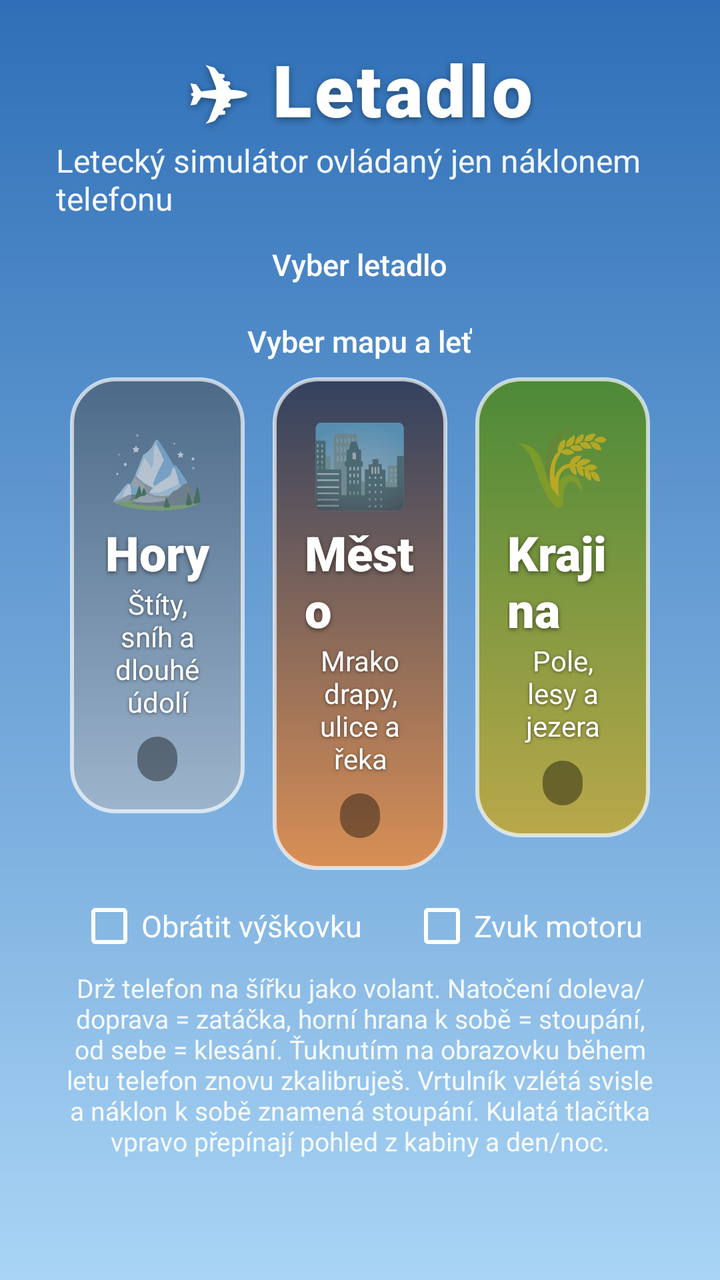
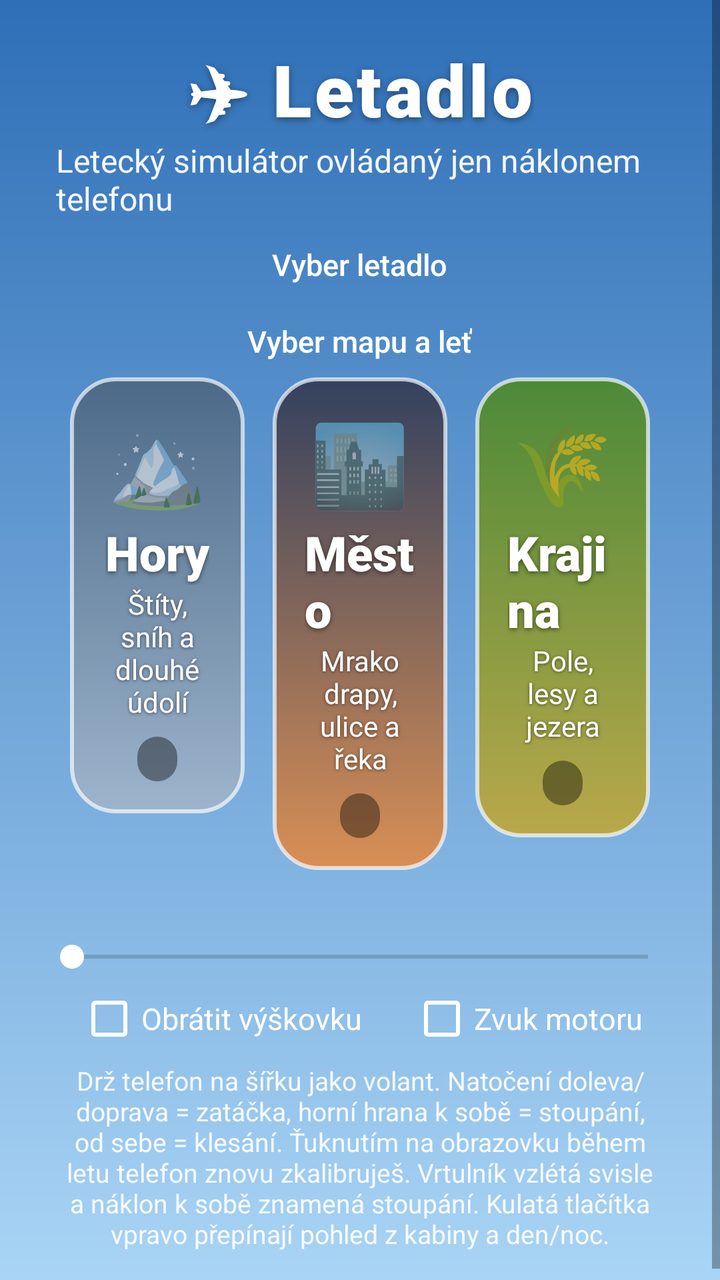

Two renders of the same Android screen: before a commit and after it. Below are the layout's source before the change and the commit's diff.
<!-- AndroidManifest.xml: application theme Theme.Letadlo -->
<!-- res/layout/activity_main.xml -->
<?xml version="1.0" encoding="utf-8"?>
<ScrollView xmlns:android="http://schemas.android.com/apk/res/android"
    android:layout_width="match_parent"
    android:layout_height="match_parent"
    android:background="@drawable/bg_menu"
    android:fillViewport="true">

    <LinearLayout
        android:id="@+id/menuContent"
        android:layout_width="match_parent"
        android:layout_height="wrap_content"
        android:gravity="center_horizontal"
        android:orientation="vertical"
        android:paddingStart="28dp"
        android:paddingTop="20dp"
        android:paddingEnd="28dp"
        android:paddingBottom="20dp">

        <TextView
            android:layout_width="wrap_content"
            android:layout_height="wrap_content"
            android:fontFamily="sans-serif-black"
            android:letterSpacing="0.04"
            android:shadowColor="#66000000"
            android:shadowDy="3"
            android:shadowRadius="8"
            android:text="✈ Letadlo"
            android:textColor="@color/white"
            android:textSize="36sp" />

        <TextView
            android:layout_width="wrap_content"
            android:layout_height="wrap_content"
            android:text="@string/menu_subtitle"
            android:textColor="#F0FFFFFF"
            android:textSize="16sp" />

        <TextView
            android:layout_width="wrap_content"
            android:layout_height="wrap_content"
            android:layout_marginTop="12dp"
            android:fontFamily="sans-serif-medium"
            android:text="@string/menu_pick_aircraft"
            android:textColor="@color/white"
            android:textSize="15sp" />

        <HorizontalScrollView
            android:layout_width="wrap_content"
            android:layout_height="wrap_content"
            android:layout_marginTop="6dp"
            android:scrollbars="none">

            <LinearLayout
                android:id="@+id/aircraftRow"
                android:layout_width="wrap_content"
                android:layout_height="wrap_content"
                android:orientation="horizontal" />
        </HorizontalScrollView>

        <TextView
            android:layout_width="wrap_content"
            android:layout_height="wrap_content"
            android:layout_marginTop="12dp"
            android:fontFamily="sans-serif-medium"
            android:text="@string/menu_pick_map"
            android:textColor="@color/white"
            android:textSize="15sp" />

        <LinearLayout
            android:layout_width="match_parent"
            android:layout_height="wrap_content"
            android:layout_marginTop="8dp"
            android:orientation="horizontal">

            <LinearLayout
                android:id="@+id/cardMountains"
                style="@style/MapCard"
                android:background="@drawable/card_mountains">

                <TextView style="@style/MapEmoji" android:text="🏔️" />
                <TextView style="@style/MapTitle" android:text="@string/map_mountains" />
                <TextView style="@style/MapDesc" android:text="@string/map_mountains_desc" />
                <TextView android:id="@+id/recordMountains" style="@style/MapRecord" />
            </LinearLayout>

            <LinearLayout
                android:id="@+id/cardCity"
                style="@style/MapCard"
                android:background="@drawable/card_city">

                <TextView style="@style/MapEmoji" android:text="🏙️" />
                <TextView style="@style/MapTitle" android:text="@string/map_city" />
                <TextView style="@style/MapDesc" android:text="@string/map_city_desc" />
                <TextView android:id="@+id/recordCity" style="@style/MapRecord" />
            </LinearLayout>

            <LinearLayout
                android:id="@+id/cardCountryside"
                style="@style/MapCard"
                android:background="@drawable/card_countryside">

                <TextView style="@style/MapEmoji" android:text="🌾" />
                <TextView style="@style/MapTitle" android:text="@string/map_countryside" />
                <TextView style="@style/MapDesc" android:text="@string/map_countryside_desc" />
                <TextView android:id="@+id/recordCountryside" style="@style/MapRecord" />
            </LinearLayout>
        </LinearLayout>

        <LinearLayout
            android:layout_width="wrap_content"
            android:layout_height="wrap_content"
            android:layout_marginTop="12dp"
            android:orientation="horizontal">

            <CheckBox
                android:id="@+id/invertPitch"
                android:layout_width="wrap_content"
                android:layout_height="wrap_content"
                android:buttonTint="@color/white"
                android:text="@string/invert_pitch"
                android:textColor="@color/white"
                android:textSize="15sp" />

            <CheckBox
                android:id="@+id/sound"
                android:layout_width="wrap_content"
                android:layout_height="wrap_content"
                android:layout_marginStart="24dp"
                android:buttonTint="@color/white"
                android:text="@string/sound"
                android:textColor="@color/white"
                android:textSize="15sp" />
        </LinearLayout>

        <TextView
            android:layout_width="wrap_content"
            android:layout_height="wrap_content"
            android:layout_marginTop="6dp"
            android:gravity="center"
            android:maxWidth="640dp"
            android:text="@string/menu_howto"
            android:textColor="#E6FFFFFF"
            android:textSize="13sp" />
    </LinearLayout>
</ScrollView>
<!-- resources referenced by this layout -->
<resources>
  <color name="white">#FFFFFFFF</color>
  <!-- drawable bg_menu (drawable) -->
  <?xml version="1.0" encoding="utf-8"?>
  <shape xmlns:android="http://schemas.android.com/apk/res/android">
      <gradient
          android:angle="270"
          android:startColor="@color/sky_top"
          android:endColor="@color/sky_bottom" />
  </shape>
  <!-- drawable card_city (drawable) -->
  <?xml version="1.0" encoding="utf-8"?>
  <shape xmlns:android="http://schemas.android.com/apk/res/android">
      <corners android:radius="22dp" />
      <gradient android:angle="270" android:startColor="#FF33415F" android:endColor="#FFD98F55" />
      <stroke android:width="2dp" android:color="#AAFFFFFF" />
  </shape>
  <!-- drawable card_countryside (drawable) -->
  <?xml version="1.0" encoding="utf-8"?>
  <shape xmlns:android="http://schemas.android.com/apk/res/android">
      <corners android:radius="22dp" />
      <gradient android:angle="270" android:startColor="#FF4C8A38" android:endColor="#FFB9A84A" />
      <stroke android:width="2dp" android:color="#AAFFFFFF" />
  </shape>
  <!-- drawable card_mountains (drawable) -->
  <?xml version="1.0" encoding="utf-8"?>
  <shape xmlns:android="http://schemas.android.com/apk/res/android">
      <corners android:radius="22dp" />
      <gradient android:angle="270" android:startColor="#FF4C6A88" android:endColor="#FF9DB4CC" />
      <stroke android:width="2dp" android:color="#AAFFFFFF" />
  </shape>
  <string name="invert_pitch">Obrátit výškovku</string>
  <string name="map_city">Město</string>
  <string name="map_city_desc">Mrakodrapy, ulice a řeka</string>
  <string name="map_countryside">Krajina</string>
  <string name="map_countryside_desc">Pole, lesy a jezera</string>
  <string name="map_mountains">Hory</string>
  <string name="map_mountains_desc">Štíty, sníh a dlouhé údolí</string>
  <string name="menu_howto">Drž telefon na šířku jako volant. Natočení doleva/doprava = zatáčka, horní hrana k sobě = stoupání, od sebe = klesání. Ťuknutím na obrazovku během letu telefon znovu zkalibruješ. Vrtulník vzlétá svisle a náklon k sobě znamená stoupání. Kulatá tlačítka vpravo přepínají pohled z kabiny a den/noc.</string>
  <string name="menu_pick_aircraft">Vyber letadlo</string>
  <string name="menu_pick_map">Vyber mapu a leť</string>
  <string name="menu_subtitle">Letecký simulátor ovládaný jen náklonem telefonu</string>
  <string name="sound">Zvuk motoru</string>
  <style name="MapDesc">
          <item name="android:layout_width">wrap_content</item>
          <item name="android:layout_height">wrap_content</item>
          <item name="android:gravity">center</item>
          <item name="android:textColor">@color/white</item>
          <item name="android:textSize">14sp</item>
          <item name="android:shadowColor">#88000000</item>
          <item name="android:shadowDy">1</item>
          <item name="android:shadowRadius">4</item>
      </style>
  <style name="MapEmoji">
          <item name="android:layout_width">wrap_content</item>
          <item name="android:layout_height">wrap_content</item>
          <item name="android:textSize">40sp</item>
      </style>
  <style name="Theme.Letadlo" parent="@android:style/Theme.Material.Light.NoActionBar.Fullscreen">
          <item name="android:windowBackground">@color/sky_bottom</item>
          <item name="android:colorAccent">@color/accent</item>
          <item name="android:statusBarColor">@android:color/transparent</item>
          <item name="android:navigationBarColor">@android:color/black</item>
      </style>
  <color name="sky_top">#FF2E6FB7</color>
  <color name="sky_bottom">#FFA9D4F5</color>
  <!-- drawable hud_pill (drawable) -->
  <?xml version="1.0" encoding="utf-8"?>
  <shape xmlns:android="http://schemas.android.com/apk/res/android">
      <corners android:radius="14dp" />
      <solid android:color="@color/hud_bg" />
  </shape>
  <color name="accent">#FFE8533B</color>
  <color name="hud_bg">#66000000</color>
  <!-- unchanged entries left out for length: 3 -->
</resources>

<!-- the commit's change to res/layout/activity_main.xml (unified diff, before → after) -->
@@ -106,10 +106,26 @@
             </LinearLayout>
         </LinearLayout>
 
+        <TextView
+            android:id="@+id/sensitivityLabel"
+            android:layout_width="wrap_content"
+            android:layout_height="wrap_content"
+            android:layout_marginTop="12dp"
+            android:textColor="@color/white"
+            android:textSize="15sp" />
+
+        <SeekBar
+            android:id="@+id/sensitivity"
+            android:layout_width="320dp"
+            android:layout_height="wrap_content"
+            android:layout_marginTop="2dp"
+            android:progressTint="@color/white"
+            android:thumbTint="@color/white" />
+
         <LinearLayout
             android:layout_width="wrap_content"
             android:layout_height="wrap_content"
-            android:layout_marginTop="12dp"
+            android:layout_marginTop="6dp"
             android:orientation="horizontal">
 
             <CheckBox
